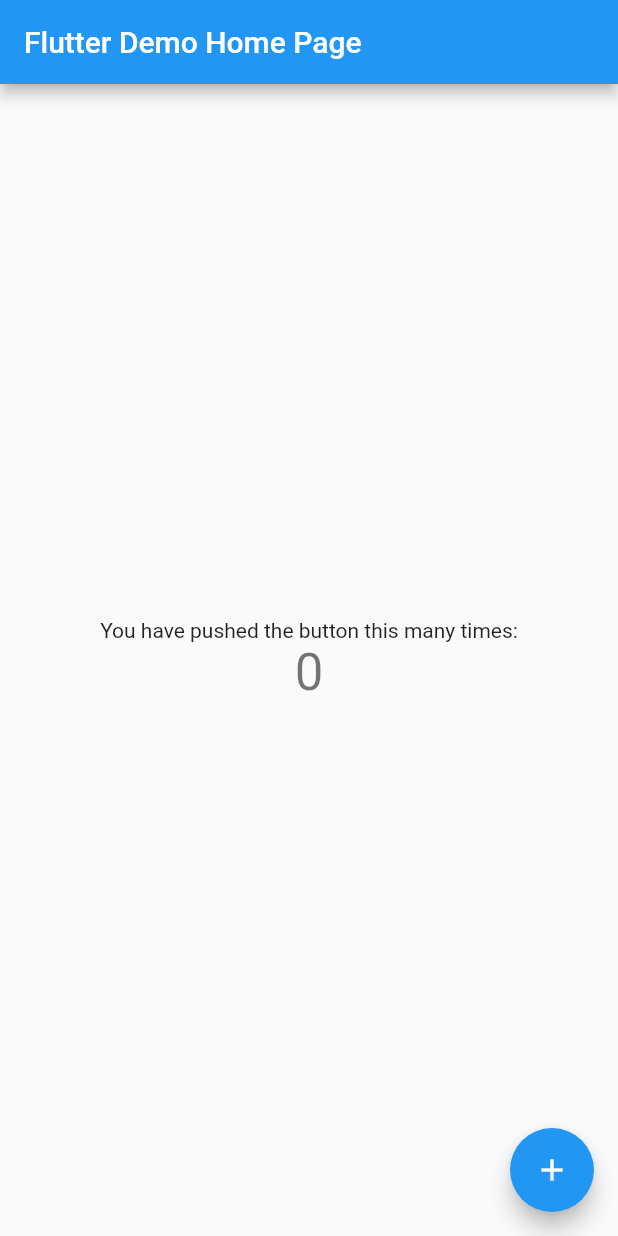
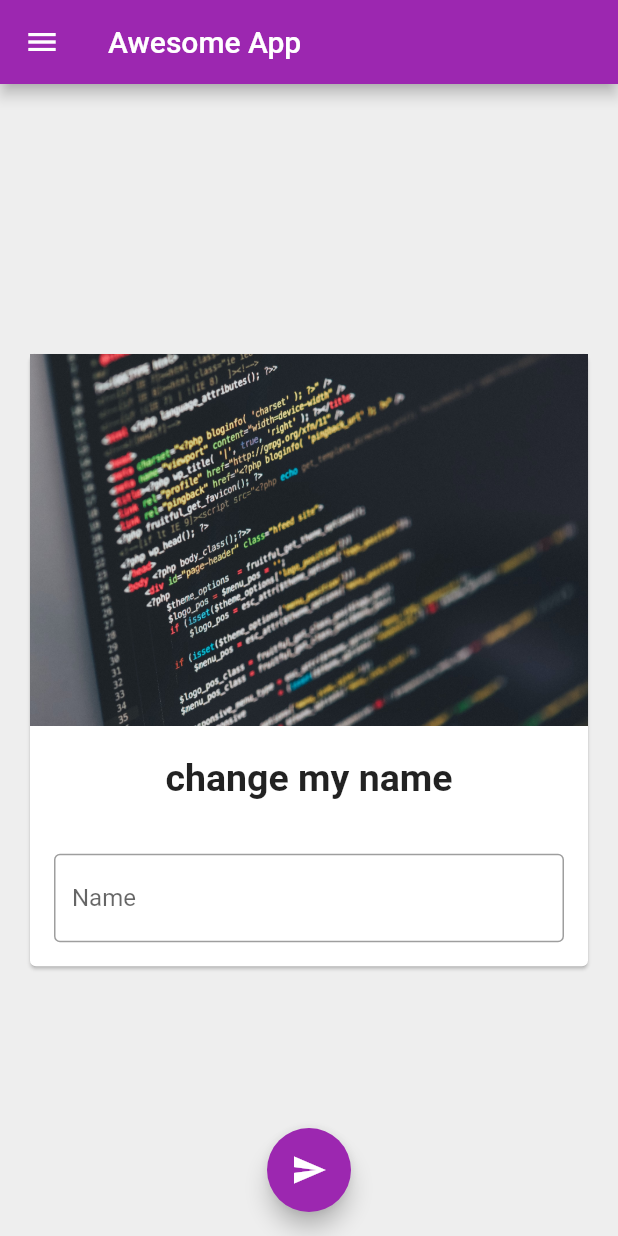
Before and after one commit to mayank-pant/dabbling_flutter, a Flutter app: the screen it shows after launch, on a phone screen of 412 x 824 dp. Run offline on Flutter 3.47's test engine with Material 2 defaults, Android fonts, the phone set to English and light mode, and no system bars.

Commit message:
before refactoring - all the changes, lesson are in one file

```diff
--- a/lib/main.dart
+++ b/lib/main.dart
@@ -1,115 +1,271 @@
+// ignore_for_file: prefer_const_constructors, prefer_const_literals_to_create_immutables
+
 import 'package:flutter/material.dart';
 
 void main() {
-  runApp(const MyApp());
+  runApp(MaterialApp(
+    home: HomePage(),
+    theme: ThemeData(primarySwatch: Colors.purple),
+  ));
 }
 
-class MyApp extends StatelessWidget {
-  const MyApp({Key? key}) : super(key: key);
+//Assets | Card |Padding | SizedBox | Single child scroll View |
+class HomePage extends StatefulWidget {
+  const HomePage({Key? key}) : super(key: key);
 
-  // This widget is the root of your application.
+  @override
+  State<HomePage> createState() => _HomePageState();
+}
+
+class _HomePageState extends State<HomePage> {
+  var myText = "change my name";
+  TextEditingController _nameController = TextEditingController();
+
+  @override
+  void initState() {
+    // TODO: implement initState
+    super.initState();
+  }
+
+  @override
+  void dispose() {
+    // TODO: implement dispose
+    super.dispose();
+  }
+
   @override
   Widget build(BuildContext context) {
-    return MaterialApp(
-      title: 'Flutter Demo',
-      theme: ThemeData(
-        // This is the theme of your application.
-        //
-        // Try running your application with "flutter run". You'll see the
-        // application has a blue toolbar. Then, without quitting the app, try
-        // changing the primarySwatch below to Colors.green and then invoke
-        // "hot reload" (press "r" in the console where you ran "flutter run",
-        // or simply save your changes to "hot reload" in a Flutter IDE).
-        // Notice that the counter didn't reset back to zero; the application
-        // is not restarted.
-        primarySwatch: Colors.blue,
+    return Scaffold(
+      backgroundColor: Colors.grey[200],
+      appBar: AppBar(
+        title: Text("Awesome App"),
       ),
-      home: const MyHomePage(title: 'Flutter Demo Home Page'),
+      body: Center(
+        child: Padding(
+          padding: const EdgeInsets.all(16.0),
+          child: SingleChildScrollView(
+            child: Card(
+              child: Column(children: [
+                Image.asset(
+                  "assets/bg.jpg",
+                ),
+                SizedBox(
+                  height: 20,
+                ),
+                Text(
+                  myText,
+                  style: TextStyle(fontSize: 25, fontWeight: FontWeight.bold),
+                ),
+                SizedBox(
+                  height: 20,
+                ),
+                Padding(
+                  padding: const EdgeInsets.all(16.0),
+                  child: TextField(
+                    controller: _nameController,
+                    decoration: InputDecoration(
+                      border: OutlineInputBorder(),
+                      hintText: "Enter Some Text",
+                      labelText: "Name",
+                    ),
+                  ),
+                )
+              ]),
+            ),
+          ),
+        ),
+      ),
+      drawer: Drawer(
+        child: ListView(
+          padding: EdgeInsets.all(0),
+          children: [
+            UserAccountsDrawerHeader(
+              accountName: Text("Mayank Pant"),
+              accountEmail: Text("pant7986@gmail.com"),
+              currentAccountPicture: CircleAvatar(
+                backgroundImage: NetworkImage(
+                  "https://images.unsplash.com/photo-1630710478039-9c680b99f800?ixlib=rb-1.2.1&ixid=MnwxMjA3fDB8MHxwaG90by1wYWdlfHx8fGVufDB8fHx8&auto=format&fit=crop&w=2070&q=80",
+                ),
+              ),
+            ),
+            ListTile(
+              leading: Icon(Icons.person),
+              title: Text("Mayank Pant"),
+              subtitle: Text("DEV"),
+              trailing: Icon(Icons.edit),
+              onTap: () {},
+            ),
+            ListTile(
+              leading: Icon(Icons.email),
+              title: Text("pant7986@gmail.com"),
+              subtitle: Text("Gmail"),
+              trailing: Icon(Icons.edit),
+            )
+          ],
+        ),
+      ),
+      floatingActionButton: FloatingActionButton(
+        onPressed: () {
+          myText = _nameController.text;
+          setState(() {});
+        },
+        child: Icon(Icons.send),
+      ),
+      floatingActionButtonLocation: FloatingActionButtonLocation.centerFloat,
     );
   }
 }
 
-class MyHomePage extends StatefulWidget {
-  const MyHomePage({Key? key, required this.title}) : super(key: key);
+//Material Drawer | Listview | circle avatar | NetworkImage
+// class HomePage extends StatelessWidget {
+//   const HomePage({Key? key}) : super(key: key);
 
-  // This widget is the home page of your application. It is stateful, meaning
-  // that it has a State object (defined below) that contains fields that affect
-  // how it looks.
+//   @override
+//   Widget build(BuildContext context) {
+//     return Scaffold(
+//       appBar: AppBar(
+//         title: Text("Awesome App"),
+//       ),
+//       body: Container(
+//         color: Colors.teal,
+//         height: 500,
+//       ),
+//       drawer: Drawer(
+//         child: ListView(
+//           padding: EdgeInsets.all(0),
+//           children: [
+//             UserAccountsDrawerHeader(
+//               accountName: Text("Mayank Pant"),
+//               accountEmail: Text("pant7986@gmail.com"),
+//               currentAccountPicture: CircleAvatar(
+//                 backgroundImage: NetworkImage(
+//                   "https://images.unsplash.com/photo-1630710478039-9c680b99f800?ixlib=rb-1.2.1&ixid=MnwxMjA3fDB8MHxwaG90by1wYWdlfHx8fGVufDB8fHx8&auto=format&fit=crop&w=2070&q=80",
+//                 ),
+//               ),
+//             ),
+//             ListTile(
+//               leading: Icon(Icons.person),
+//               title: Text("Mayank Pant"),
+//               subtitle: Text("DEV"),
+//               trailing: Icon(Icons.edit),
+//               onTap: () {},
+//             ),
+//             ListTile(
+//               leading: Icon(Icons.email),
+//               title: Text("pant7986@gmail.com"),
+//               subtitle: Text("Gmail"),
+//               trailing: Icon(Icons.edit),
+//             )
+//           ],
+//         ),
+//       ),
+//       floatingActionButton: FloatingActionButton(
+//         onPressed: () {},
+//         child: Icon(Icons.edit),
+//       ),
+//       floatingActionButtonLocation: FloatingActionButtonLocation.centerFloat,
+//     );
+//   }
+// }
 
-  // This class is the configuration for the state. It holds the values (in this
-  // case the title) provided by the parent (in this case the App widget) and
-  // used by the build method of the State. Fields in a Widget subclass are
-  // always marked "final".
+//Center can i have only one child
+//Row and column can have multiple child
+//Row is to place elements horizontallly
+//column places element vertically
+//row has horizontal mainaxis and vertical cross axis
+//column has vertical mainaxis and horizontal cross axis
+// class HomePage extends StatelessWidget {
+//   const HomePage({Key? key}) : super(key: key);
 
-  final String title;
+//   @override
+//   Widget build(BuildContext context) {
+//     return Scaffold(
+//       appBar: AppBar(
+//         title: Text("Awesome App"),
+//       ),
+//       body: Container(
+//         color: Colors.teal,
+//         height: 500,
+//         child: Row(
+//           mainAxisAlignment: MainAxisAlignment.spaceEvenly,
+//           crossAxisAlignment: CrossAxisAlignment.center,
+//           children: [
+//             Container(
+//               padding: const EdgeInsets.all(8),
+//               width: 100,
+//               height: 100,
+//               alignment: Alignment.center,
+//               color: Colors.red,
+//             ),
+//             Container(
+//               padding: const EdgeInsets.all(8),
+//               width: 100,
+//               height: 100,
+//               alignment: Alignment.center,
+//               color: Colors.yellow,
+//             ),
+//             Container(
+//               padding: const EdgeInsets.all(8),
+//               width: 100,
+//               height: 100,
+//               alignment: Alignment.center,
+//               color: Colors.green,
+//             ),
+//           ],
+//         ),
+//       ),
+//       drawer: Drawer(
+//         child: ListView(
+//           children: [DrawerHeader(child: Text("Hi i am a drawer"))],
+//         ),
+//       ),
+//       floatingActionButton: FloatingActionButton(
+//         onPressed: () {},
+//         child: Icon(Icons.edit),
+//       ),
+//       floatingActionButtonLocation: FloatingActionButtonLocation.centerFloat,
+//     );
+//   }
+// }
 
-  @override
-  State<MyHomePage> createState() => _MyHomePageState();
-}
+//Decoration - Most powerful widget container and Text
+// class HomePage extends StatelessWidget {
+//   const HomePage({Key? key}) : super(key: key);
 
-class _MyHomePageState extends State<MyHomePage> {
-  int _counter = 0;
-
-  void _incrementCounter() {
-    setState(() {
-      // This call to setState tells the Flutter framework that something has
-      // changed in this State, which causes it to rerun the build method below
-      // so that the display can reflect the updated values. If we changed
-      // _counter without calling setState(), then the build method would not be
-      // called again, and so nothing would appear to happen.
-      _counter++;
-    });
-  }
-
-  @override
-  Widget build(BuildContext context) {
-    // This method is rerun every time setState is called, for instance as done
-    // by the _incrementCounter method above.
-    //
-    // The Flutter framework has been optimized to make rerunning build methods
-    // fast, so that you can just rebuild anything that needs updating rather
-    // than having to individually change instances of widgets.
-    return Scaffold(
-      appBar: AppBar(
-        // Here we take the value from the MyHomePage object that was created by
-        // the App.build method, and use it to set our appbar title.
-        title: Text(widget.title),
-      ),
-      body: Center(
-        // Center is a layout widget. It takes a single child and positions it
-        // in the middle of the parent.
-        child: Column(
-          // Column is also a layout widget. It takes a list of children and
-          // arranges them vertically. By default, it sizes itself to fit its
-          // children horizontally, and tries to be as tall as its parent.
-          //
-          // Invoke "debug painting" (press "p" in the console, choose the
-          // "Toggle Debug Paint" action from the Flutter Inspector in Android
-          // Studio, or the "Toggle Debug Paint" command in Visual Studio Code)
-          // to see the wireframe for each widget.
-          //
-          // Column has various properties to control how it sizes itself and
-          // how it positions its children. Here we use mainAxisAlignment to
-          // center the children vertically; the main axis here is the vertical
-          // axis because Columns are vertical (the cross axis would be
-          // horizontal).
-          mainAxisAlignment: MainAxisAlignment.center,
-          children: <Widget>[
-            const Text(
-              'You have pushed the button this many times:',
-            ),
-            Text(
-              '$_counter',
-              style: Theme.of(context).textTheme.headline4,
-            ),
-          ],
-        ),
-      ),
-      floatingActionButton: FloatingActionButton(
-        onPressed: _incrementCounter,
-        tooltip: 'Increment',
-        child: const Icon(Icons.add),
-      ), // This trailing comma makes auto-formatting nicer for build methods.
-    );
-  }
-}
+//   @override
+//   Widget build(BuildContext context) {
+//     return Scaffold(
+//       appBar: AppBar(
+//         title: Text("Awesome App"),
+//       ),
+//       body: Center(
+//         child: Container(
+//           padding: const EdgeInsets.all(8),
+//           width: 100,
+//           height: 100,
+//           alignment: Alignment.center,
+//           decoration: BoxDecoration(
+//               color: Colors.red,
+//               borderRadius: BorderRadius.circular(10),
+//               gradient: LinearGradient(colors: [
+//                 Colors.pink,
+//                 Colors.yellow,
+//               ]),
+//               boxShadow: [
+//                 BoxShadow(
+//                   color: Colors.grey,
+//                   blurRadius: 10,
+//                 )
+//               ]),
+//           child: Text("I am a box",
+//               textAlign: TextAlign.center,
+//               style: TextStyle(
+//                 fontSize: 20,
+//                 color: Colors.white,
+//                 fontWeight: FontWeight.bold,
+//               )),
+//         ),
+//       ),
+//     );
+//   }
+// }
--- a/pubspec.yaml
+++ b/pubspec.yaml
@@ -58,8 +58,8 @@
   uses-material-design: true
 
   # To add assets to your application, add an assets section, like this:
-  # assets:
-  #   - images/a_dot_burr.jpeg
+  assets:
+     - assets/
   #   - images/a_dot_ham.jpeg
 
   # An image asset can refer to one or more resolution-specific "variants", see
```
Also changed, not shown: assets/bg.jpg (added).
